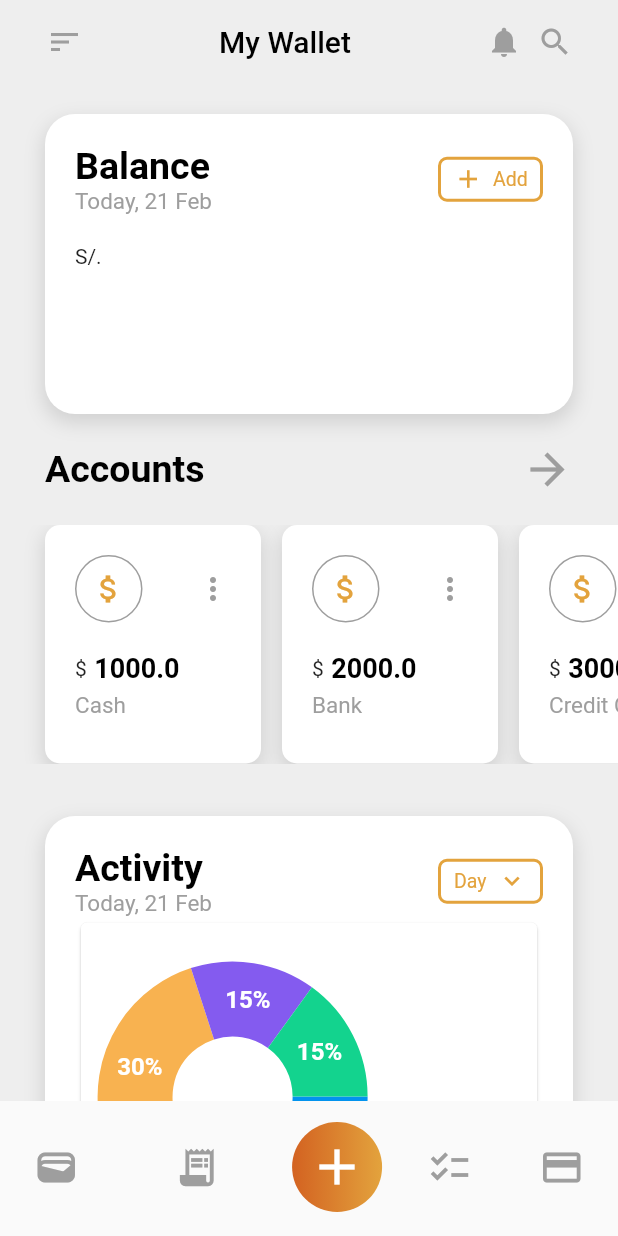
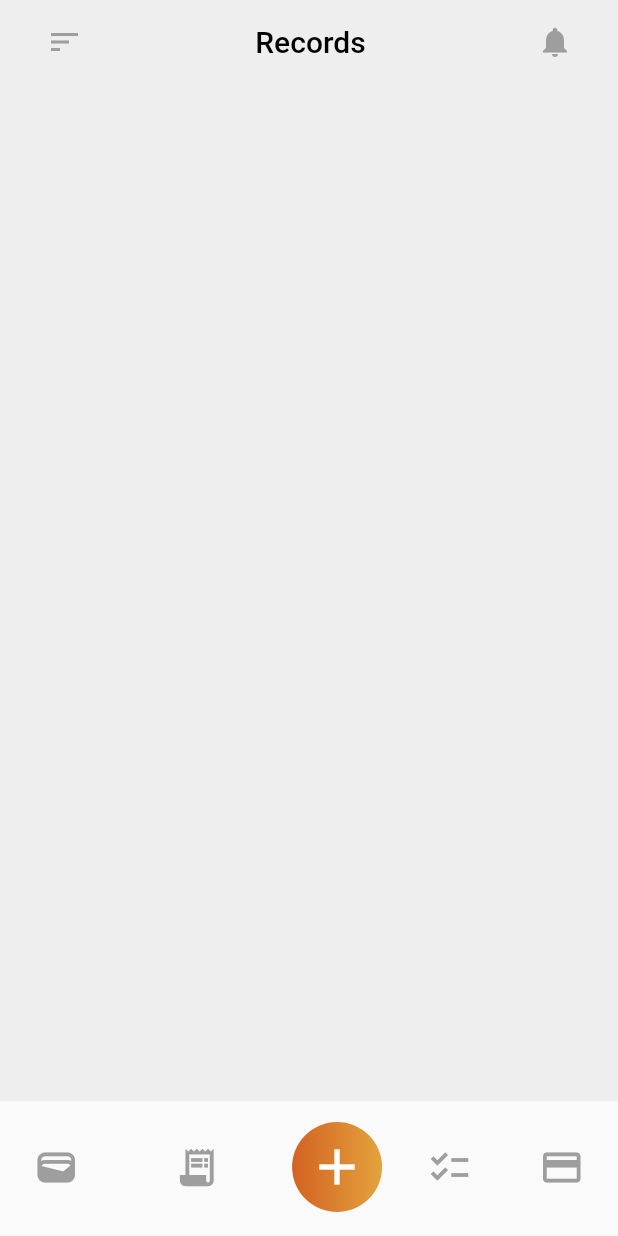
Before and after one commit to betitolg/personal_finance_app, a Flutter app: the screen it shows after launch, on a phone screen of 412 x 824 dp. Run offline on Flutter 3.47's test engine with Material 2 defaults, Android fonts, the phone set to English and light mode, and no system bars; drawn by our look-alikes of fl_chart; project files that could hold a hidden picture were left out.

Commit message:
commit to update widgets

```diff
--- a/lib/main.dart
+++ b/lib/main.dart
@@ -1,5 +1,6 @@
 import 'package:flutter/material.dart';
 import 'package:personal_finance_app/ui/views/home/home_view.dart';
+import 'package:personal_finance_app/ui/views/records/records_view.dart';
 
 void main() {
   runApp(const MyApp());
@@ -16,6 +17,6 @@ class MyApp extends StatelessWidget {
         theme: ThemeData(
           primarySwatch: Colors.blue,
         ),
-        home: const HomeView());
+        home: const RecordsView());
   }
 }
--- /dev/null
+++ b/lib/ui/components/template/custom_bottom_navigation.dart
@@ -0,0 +1,63 @@
+import 'package:flutter/material.dart';
+import 'package:personal_finance_app/ui/components/theme/app_colors.dart';
+
+class CustomBottomNavigation extends StatelessWidget {
+  const CustomBottomNavigation({Key? key}) : super(key: key);
+
+  @override
+  Widget build(BuildContext context) {
+    return BottomNavigationBar(
+      currentIndex: 1,
+      elevation: 0,
+      backgroundColor: Colors.white,
+      showSelectedLabels: false,
+      items: [
+        const BottomNavigationBarItem(
+            activeIcon: Icon(
+              Icons.wallet,
+              color: AppColors.kStrongColor,
+              size: 30,
+            ),
+            icon: Icon(
+              Icons.wallet,
+              color: Colors.grey,
+              size: 30,
+            ),
+            label: ''),
+        const BottomNavigationBarItem(
+            icon: Icon(
+              Icons.receipt_long,
+              color: Colors.grey,
+              size: 30,
+            ),
+            label: ''),
+        BottomNavigationBarItem(
+            icon: Container(
+              width: 60,
+              height: 60,
+              decoration: const BoxDecoration(
+                shape: BoxShape.circle,
+                gradient: LinearGradient(
+                  colors: [
+                    AppColors.kButtonColor,
+                    AppColors.kStrongColor,
+                  ],
+                ),
+              ),
+              child: const Icon(
+                Icons.add,
+                color: Colors.white,
+                size: 40,
+              ),
+            ),
+            label: ''),
+        const BottomNavigationBarItem(
+            icon: Icon(Icons.checklist, color: Colors.grey, size: 30.0),
+            label: ''),
+        const BottomNavigationBarItem(
+            icon: Icon(Icons.credit_card, color: Colors.grey, size: 30.0),
+            label: ''),
+      ],
+    );
+  }
+}
--- a/lib/ui/components/template/custom_bottom_navigation_bar.dart
+++ /dev/null
@@ -1,16 +0,0 @@
-import 'package:flutter/material.dart';
-
-class CustomBottomNavigationBar extends StatefulWidget {
-  const CustomBottomNavigationBar({Key? key}) : super(key: key);
-
-  @override
-  _CustomBottomNavigationBarState createState() =>
-      _CustomBottomNavigationBarState();
-}
-
-class _CustomBottomNavigationBarState extends State<CustomBottomNavigationBar> {
-  @override
-  Widget build(BuildContext context) {
-    return Container();
-  }
-}
--- a/lib/ui/views/home/home_view.dart
+++ b/lib/ui/views/home/home_view.dart
@@ -1,4 +1,5 @@
 import 'package:flutter/material.dart';
+import 'package:personal_finance_app/ui/components/template/custom_bottom_navigation.dart';
 import 'package:personal_finance_app/ui/components/template/custom_scaffold.dart';
 import 'package:personal_finance_app/ui/components/theme/app_colors.dart';
 import 'package:personal_finance_app/ui/views/home/widgets/accounts.dart';
@@ -45,59 +46,6 @@ class HomeView extends StatelessWidget {
             ),
           ),
         ],
-      bottomNavigationBar: BottomNavigationBar(
-        currentIndex: 1,
-        elevation: 0,
-        backgroundColor: Colors.white,
-        showSelectedLabels: false,
-        items: [
-          const BottomNavigationBarItem(
-              activeIcon: Icon(
-                Icons.wallet,
-                color: AppColors.kStrongColor,
-                size: 30,
-              ),
-              icon: Icon(
-                Icons.wallet,
-                color: Colors.grey,
-                size: 30,
-              ),
-              label: ''),
-          const BottomNavigationBarItem(
-              icon: Icon(
-                Icons.receipt_long,
-                color: Colors.grey,
-                size: 30,
-              ),
-              label: ''),
-          BottomNavigationBarItem(
-              icon: Container(
-                width: 60,
-                height: 60,
-                decoration: const BoxDecoration(
-                  shape: BoxShape.circle,
-                  gradient: LinearGradient(
-                    colors: [
-                      AppColors.kButtonColor,
-                      AppColors.kStrongColor,
-                    ],
-                  ),
-                ),
-                child: const Icon(
-                  Icons.add,
-                  color: Colors.white,
-                  size: 40,
-                ),
-              ),
-              label: ''),
-          const BottomNavigationBarItem(
-              icon: Icon(Icons.checklist, color: Colors.grey, size: 30.0),
-              label: ''),
-          const BottomNavigationBarItem(
-              icon: Icon(Icons.credit_card, color: Colors.grey, size: 30.0),
-              label: ''),
-        ],
-      ),
-    );
+        bottomNavigationBar: CustomBottomNavigation());
   }
 }
--- a/lib/ui/views/records/records_view.dart
+++ b/lib/ui/views/records/records_view.dart
@@ -0,0 +1,30 @@
+import 'package:flutter/material.dart';
+import 'package:personal_finance_app/ui/components/template/custom_bottom_navigation.dart';
+import 'package:personal_finance_app/ui/components/template/custom_scaffold.dart';
+
+class RecordsView extends StatelessWidget {
+  const RecordsView({Key? key}) : super(key: key);
+
+  @override
+  Widget build(BuildContext context) {
+    return CustomScaffold(
+      title: const Center(
+          child: Text('Records', style: TextStyle(color: Colors.black))),
+      body: ListView(
+        children: [],
+      ),
+      actions: [
+        Container(
+          padding: const EdgeInsets.only(right: 30.0),
+          // ignore: prefer_const_literals_to_create_immutables
+          child: const Icon(Icons.notifications, color: Colors.grey),
+        ),
+      ],
+      leading: Container(
+        margin: const EdgeInsets.only(left: 30.0),
+        child: const Icon(Icons.sort, color: Colors.grey),
+      ),
+      bottomNavigationBar: const CustomBottomNavigation(),
+    );
+  }
+}
--- /dev/null
+++ b/lib/ui/views/records/widgets/tab_bar.dart
@@ -0,0 +1,13 @@
+import 'package:flutter/material.dart';
+
+class TabBar extends StatelessWidget {
+  const TabBar({Key? key}) : super(key: key);
+
+  @override
+  Widget build(BuildContext context) {
+    return TabBarView(children: [
+      Icon(Icons.directions_car),
+      Icon(Icons.directions_transit),
+    ]);
+  }
+}
```
Lines whose indentation alone changed are shown as unchanged.
